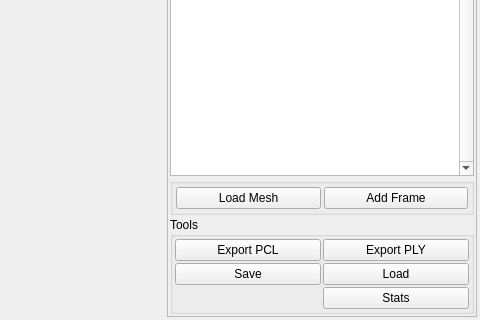
Qt form utils/uis/cloudview/cloudViewDialog.ui (NickPenkrat/corecvs) before a commit; both pictures show x 463 to 943 and y 363 to 683 of the 943 by 683 pixel window.
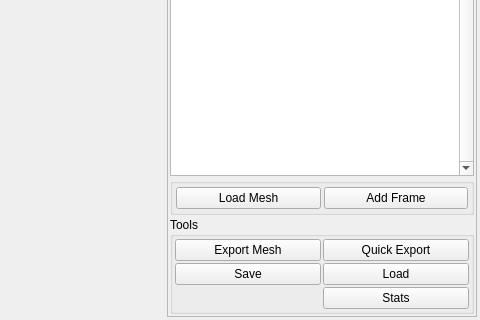
The same form after that commit. Icons and pictures are not drawn. Custom widgets are drawn as their Qt base class.

Commit message: Mesh fix and experimental update for reflection

Patch:
```diff
--- a/utils/uis/cloudview/cloudViewDialog.ui
+++ b/utils/uis/cloudview/cloudViewDialog.ui
@@ -66,8 +66,8 @@
         <rect>
          <x>0</x>
          <y>0</y>
-         <width>306</width>
-         <height>673</height>
+         <width>308</width>
+         <height>675</height>
         </rect>
        </property>
        <layout class="QVBoxLayout" name="verticalLayout">
@@ -547,7 +547,7 @@
            <item row="0" column="1">
             <widget class="QPushButton" name="exportPLYButton">
              <property name="text">
-              <string>Export PLY</string>
+              <string>Quick Export</string>
              </property>
              <property name="icon">
               <iconset resource="../../../resources/main.qrc">
@@ -564,7 +564,7 @@
            <item row="0" column="0">
             <widget class="QPushButton" name="exportPCLButton">
              <property name="text">
-              <string>Export PCL</string>
+              <string>Export Mesh</string>
              </property>
              <property name="icon">
               <iconset resource="../../../resources/main.qrc">
```
Left out of the diff: 36 changed lines with no effect on the pictures. The commit also changes 85 other files.
